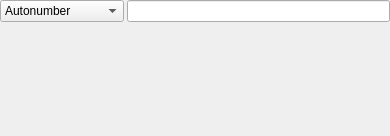
iamkjg/sqliteman, file Sqliteman/sqliteman/populatorcolumnwidget.ui: the form before one commit.
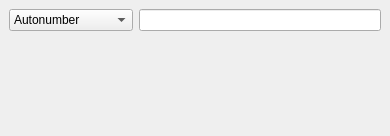
The form after the commit.

Diff of the .ui file:
```diff
--- a/Sqliteman/sqliteman/populatorcolumnwidget.ui
+++ b/Sqliteman/sqliteman/populatorcolumnwidget.ui
@@ -10,23 +10,11 @@
    </rect>
   </property>
   <layout class="QGridLayout" >
-   <property name="leftMargin" >
-    <number>0</number>
+   <property name="margin" >
+    <number>9</number>
    </property>
-   <property name="topMargin" >
-    <number>0</number>
-   </property>
-   <property name="rightMargin" >
-    <number>0</number>
-   </property>
-   <property name="bottomMargin" >
-    <number>0</number>
-   </property>
-   <property name="horizontalSpacing" >
-    <number>3</number>
-   </property>
-   <property name="verticalSpacing" >
-    <number>0</number>
+   <property name="spacing" >
+    <number>6</number>
    </property>
    <item row="0" column="0" >
     <widget class="QComboBox" name="actionCombo" >
```
